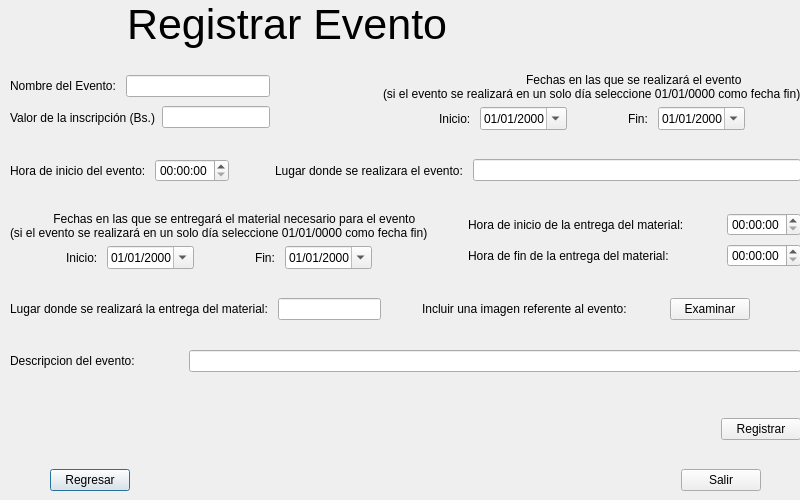
EduuardoPerez/Championship, file project/regeventwindow.ui: the form before one commit.
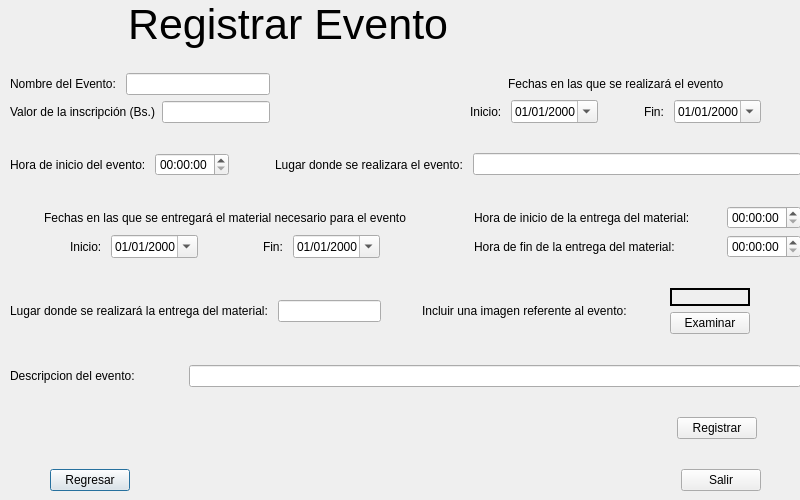
The form after the commit. Icons and pictures are not drawn.

Commit message: Sigue el error al registrar un evento, se dio accion al boton eliminar y se modifico la visualizacion en la tabla de la ventana regeventwindow

Diff of the .ui file:
```diff
--- a/project/regeventwindow.ui
+++ b/project/regeventwindow.ui
@@ -203,14 +203,39 @@
          <layout class="QVBoxLayout" name="verticalLayout_9">
           <item>
            <layout class="QHBoxLayout" name="horizontalLayout_28">
+            <item>
+             <spacer name="horizontalSpacer_4">
+              <property name="orientation">
+               <enum>Qt::Horizontal</enum>
+              </property>
+              <property name="sizeHint" stdset="0">
+               <size>
+                <width>40</width>
+                <height>20</height>
+               </size>
+              </property>
+             </spacer>
+            </item>
             <item>
              <widget class="QLabel" name="label_5">
               <property name="text">
-               <string>                                           Fechas en las que se realizará el evento
-(si el evento se realizará en un solo día seleccione 01/01/0000 como fecha fin)</string>
+               <string>Fechas en las que se realizará el evento</string>
               </property>
              </widget>
             </item>
+            <item>
+             <spacer name="horizontalSpacer_3">
+              <property name="orientation">
+               <enum>Qt::Horizontal</enum>
+              </property>
+              <property name="sizeHint" stdset="0">
+               <size>
+                <width>40</width>
+                <height>20</height>
+               </size>
+              </property>
+             </spacer>
+            </item>
            </layout>
           </item>
           <item>
@@ -412,14 +437,39 @@
          <layout class="QVBoxLayout" name="verticalLayout_10">
           <item>
            <layout class="QHBoxLayout" name="horizontalLayout_34">
+            <item>
+             <spacer name="horizontalSpacer_5">
+              <property name="orientation">
+               <enum>Qt::Horizontal</enum>
+              </property>
+              <property name="sizeHint" stdset="0">
+               <size>
+                <width>40</width>
+                <height>20</height>
+               </size>
+              </property>
+             </spacer>
+            </item>
             <item>
              <widget class="QLabel" name="label_6">
               <property name="text">
-               <string>             Fechas en las que se entregará el material necesario para el evento
-(si el evento se realizará en un solo día seleccione 01/01/0000 como fecha fin)</string>
+               <string>Fechas en las que se entregará el material necesario para el evento</string>
               </property>
              </widget>
             </item>
+            <item>
+             <spacer name="horizontalSpacer_6">
+              <property name="orientation">
+               <enum>Qt::Horizontal</enum>
+              </property>
+              <property name="sizeHint" stdset="0">
+               <size>
+                <width>40</width>
+                <height>20</height>
+               </size>
+              </property>
+             </spacer>
+            </item>
            </layout>
           </item>
           <item>
@@ -591,7 +641,7 @@
         <property name="sizeHint" stdset="0">
          <size>
           <width>17</width>
-          <height>17</height>
+          <height>5</height>
          </size>
         </property>
        </spacer>
@@ -648,11 +698,37 @@
            </spacer>
           </item>
           <item>
-           <widget class="QPushButton" name="examinarpb_2">
-            <property name="text">
-             <string>Examinar</string>
-            </property>
-           </widget>
+           <layout class="QGridLayout" name="gridLayout">
+            <item row="1" column="0">
+             <widget class="QLabel" name="lPicture">
+              <property name="enabled">
+               <bool>true</bool>
+              </property>
+              <property name="mouseTracking">
+               <bool>false</bool>
+              </property>
+              <property name="frameShape">
+               <enum>QFrame::WinPanel</enum>
+              </property>
+              <property name="frameShadow">
+               <enum>QFrame::Plain</enum>
+              </property>
+              <property name="text">
+               <string/>
+              </property>
+              <property name="scaledContents">
+               <bool>true</bool>
+              </property>
+             </widget>
+            </item>
+            <item row="2" column="0">
+             <widget class="QPushButton" name="pbExaminar">
+              <property name="text">
+               <string>Examinar</string>
+              </property>
+             </widget>
+            </item>
+           </layout>
           </item>
           <item>
            <spacer name="horizontalSpacer_48">
@@ -686,7 +762,7 @@
         <property name="sizeHint" stdset="0">
          <size>
           <width>20</width>
-          <height>18</height>
+          <height>5</height>
          </size>
         </property>
        </spacer>
@@ -729,13 +805,26 @@
         <property name="sizeHint" stdset="0">
          <size>
           <width>20</width>
-          <height>40</height>
+          <height>10</height>
          </size>
         </property>
        </spacer>
       </item>
       <item>
        <layout class="QHBoxLayout" name="horizontalLayout_42">
+        <item>
+         <spacer name="horizontalSpacer_7">
+          <property name="orientation">
+           <enum>Qt::Horizontal</enum>
+          </property>
+          <property name="sizeHint" stdset="0">
+           <size>
+            <width>40</width>
+            <height>20</height>
+           </size>
+          </property>
+         </spacer>
+        </item>
         <item>
          <spacer name="horizontalSpacer_53">
           <property name="orientation">
@@ -749,6 +838,175 @@
           </property>
          </spacer>
         </item>
+        <item>
+         <spacer name="horizontalSpacer_8">
+          <property name="orientation">
+           <enum>Qt::Horizontal</enum>
+          </property>
+          <property name="sizeHint" stdset="0">
+           <size>
+            <width>40</width>
+            <height>20</height>
+           </size>
+          </property>
+         </spacer>
+        </item>
+        <item>
+         <spacer name="horizontalSpacer_11">
+          <property name="orientation">
+           <enum>Qt::Horizontal</enum>
+          </property>
+          <property name="sizeHint" stdset="0">
+           <size>
+            <width>40</width>
+            <height>20</height>
+           </size>
+          </property>
+         </spacer>
+        </item>
+        <item>
+         <spacer name="horizontalSpacer_14">
+          <property name="orientation">
+           <enum>Qt::Horizontal</enum>
+          </property>
+          <property name="sizeHint" stdset="0">
+           <size>
+            <width>40</width>
+            <height>20</height>
+           </size>
+          </property>
+         </spacer>
+        </item>
+        <item>
+         <spacer name="horizontalSpacer_13">
+          <property name="orientation">
+           <enum>Qt::Horizontal</enum>
+          </property>
+          <property name="sizeHint" stdset="0">
+           <size>
+            <width>40</width>
+            <height>20</height>
+           </size>
+          </property>
+         </spacer>
+        </item>
+        <item>
+         <spacer name="horizontalSpacer_10">
+          <property name="orientation">
+           <enum>Qt::Horizontal</enum>
+          </property>
+          <property name="sizeHint" stdset="0">
+           <size>
+            <width>40</width>
+            <height>20</height>
+           </size>
+          </property>
+         </spacer>
+        </item>
+        <item>
+         <spacer name="horizontalSpacer_12">
+          <property name="orientation">
+           <enum>Qt::Horizontal</enum>
+          </property>
+          <property name="sizeHint" stdset="0">
+           <size>
+            <width>40</width>
+            <height>20</height>
+           </size>
+          </property>
+         </spacer>
+        </item>
+        <item>
+         <spacer name="horizontalSpacer_16">
+          <property name="orientation">
+           <enum>Qt::Horizontal</enum>
+          </property>
+          <property name="sizeHint" stdset="0">
+           <size>
+            <width>40</width>
+            <height>20</height>
+           </size>
+          </property>
+         </spacer>
+        </item>
+        <item>
+         <spacer name="horizontalSpacer_19">
+          <property name="orientation">
+           <enum>Qt::Horizontal</enum>
+          </property>
+          <property name="sizeHint" stdset="0">
+           <size>
+            <width>40</width>
+            <height>20</height>
+           </size>
+          </property>
+         </spacer>
+        </item>
+        <item>
+         <spacer name="horizontalSpacer_21">
+          <property name="orientation">
+           <enum>Qt::Horizontal</enum>
+          </property>
+          <property name="sizeHint" stdset="0">
+           <size>
+            <width>40</width>
+            <height>20</height>
+           </size>
+          </property>
+         </spacer>
+        </item>
+        <item>
+         <spacer name="horizontalSpacer_20">
+          <property name="orientation">
+           <enum>Qt::Horizontal</enum>
+          </property>
+          <property name="sizeHint" stdset="0">
+           <size>
+            <width>40</width>
+            <height>20</height>
+           </size>
+          </property>
+         </spacer>
+        </item>
+        <item>
+         <spacer name="horizontalSpacer_18">
+          <property name="orientation">
+           <enum>Qt::Horizontal</enum>
+          </property>
+          <property name="sizeHint" stdset="0">
+           <size>
+            <width>40</width>
+            <height>20</height>
+           </size>
+          </property>
+         </spacer>
+        </item>
+        <item>
+         <spacer name="horizontalSpacer_17">
+          <property name="orientation">
+           <enum>Qt::Horizontal</enum>
+          </property>
+          <property name="sizeHint" stdset="0">
+           <size>
+            <width>40</width>
+            <height>20</height>
+           </size>
+          </property>
+         </spacer>
+        </item>
+        <item>
+         <spacer name="horizontalSpacer_15">
+          <property name="orientation">
+           <enum>Qt::Horizontal</enum>
+          </property>
+          <property name="sizeHint" stdset="0">
+           <size>
+            <width>40</width>
+            <height>20</height>
+           </size>
+          </property>
+         </spacer>
+        </item>
         <item>
          <widget class="QPushButton" name="pbRegistrar">
           <property name="text">
@@ -756,6 +1014,19 @@
           </property>
          </widget>
         </item>
+        <item>
+         <spacer name="horizontalSpacer_9">
+          <property name="orientation">
+           <enum>Qt::Horizontal</enum>
+          </property>
+          <property name="sizeHint" stdset="0">
+           <size>
+            <width>40</width>
+            <height>20</height>
+           </size>
+          </property>
+         </spacer>
+        </item>
        </layout>
       </item>
       <item>
@@ -765,8 +1036,8 @@
         </property>
         <property name="sizeHint" stdset="0">
          <size>
-          <width>20</width>
-          <height>18</height>
+          <width>10</width>
+          <height>10</height>
          </size>
         </property>
        </spacer>
```
Left out of the diff: 18 changed lines with no effect on the pictures. The commit also changes 115 other files.
